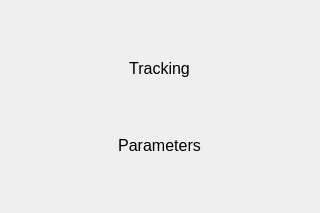
First picture: the form in cbcui/ui/VisionSelect.ui, repository kipr/cbc, before the edit.
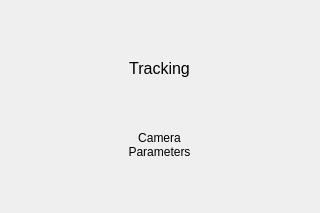
Second picture: the form after the edit. Icons and pictures are not drawn.

Commit message: Camera Parameters page is working with camera RawView.

The edit to the form file:
```diff
--- a/cbcui/ui/VisionSelect.ui
+++ b/cbcui/ui/VisionSelect.ui
@@ -105,12 +105,17 @@
          <height>30</height>
         </size>
        </property>
+       <property name="font">
+        <font>
+         <pointsize>9</pointsize>
+        </font>
+       </property>
        <property name="styleSheet">
-        <string>QPushButton{
+        <string notr="true">QPushButton{
 border:0px;
 background-image:url(:/actions/rivet95x30L.png);
 color:black;
-font-size:12pt;
+font-size:9pt;
 }
 QPushButton:pressed{
 border:0px;
@@ -120,7 +125,8 @@
 }</string>
        </property>
        <property name="text">
-        <string>Parameters</string>
+        <string>Camera
+Parameters</string>
        </property>
       </widget>
      </item>
```
Left out of the diff: 1 changed line with no effect on the pictures. The commit also changes 16 other files.
